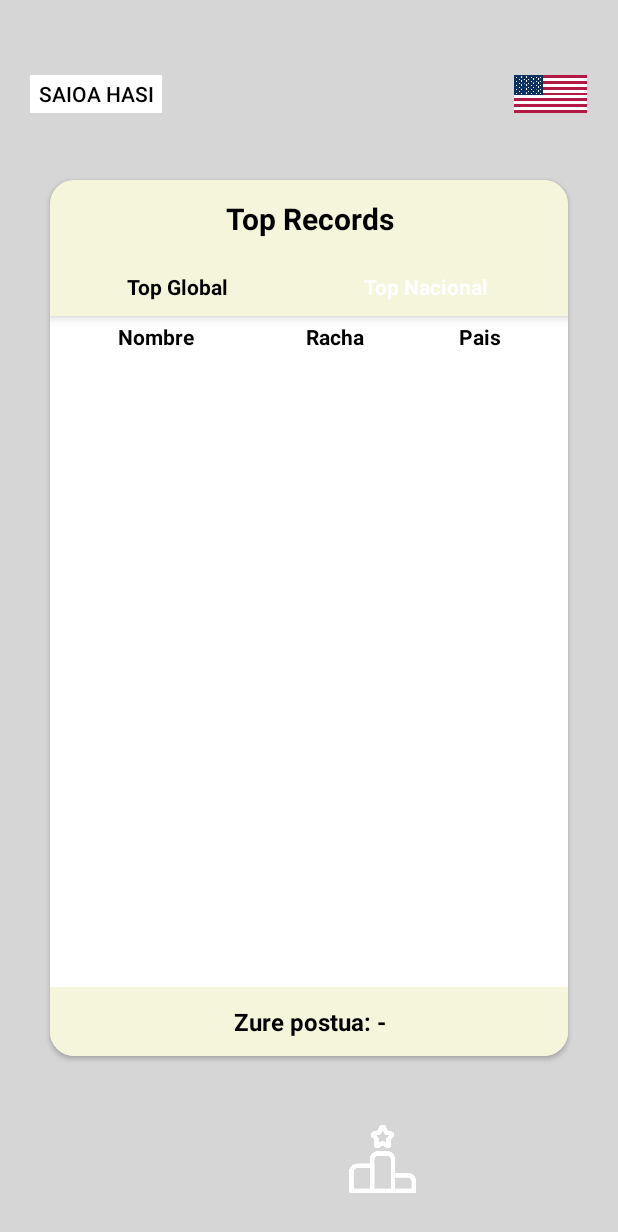
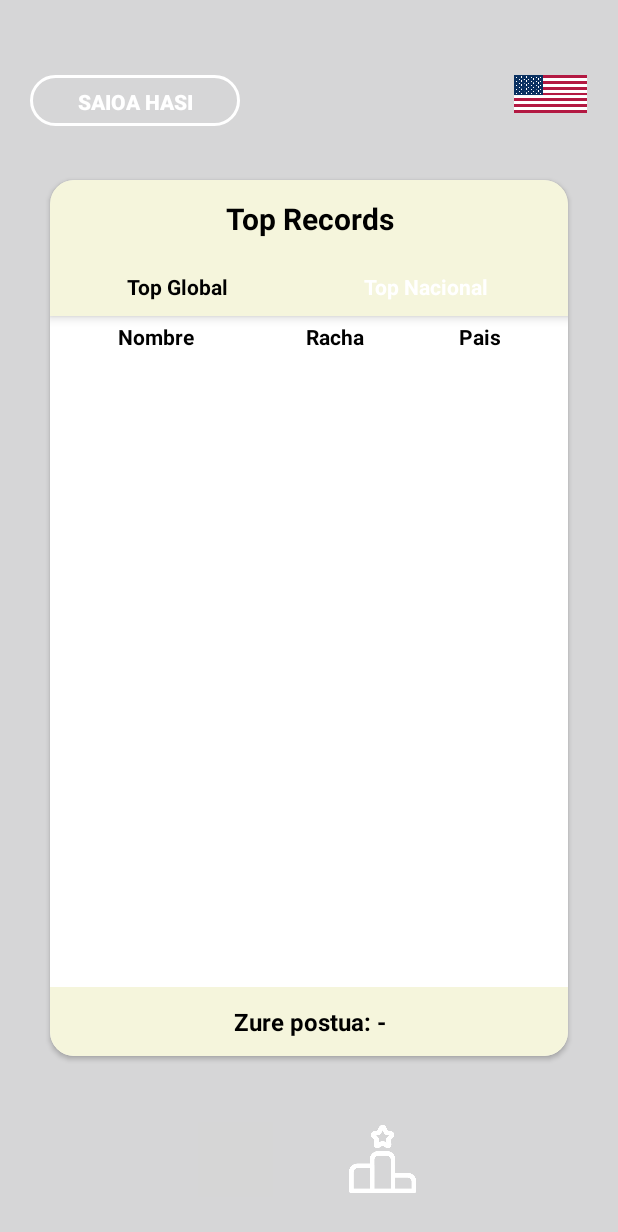
Before and after one commit to BittorTelletxea/Android, an Android app: the RankingActivity screen opened directly, with no data from a screen before it, on a phone screen of 412 x 824 dp. Shown: the top 1232 px of the screen. Run offline under Robolectric (Android 15) with nearby library versions, the phone set to English and light mode, and no system bars; our stand-ins replace Firebase (no records; nobody signed in at launch, a user with empty details on screens opened directly); grey boxes are pictures that could not be loaded.

Commit message:
FlagGuesser v1

```diff
--- a/FlagGuesser/app/src/main/java/com/example/flagguesser/LogInActivity.kt
+++ b/FlagGuesser/app/src/main/java/com/example/flagguesser/LogInActivity.kt
@@ -56,12 +56,12 @@ class LogInActivity: AppCompatActivity() {
                         overridePendingTransition(R.anim.slide_in_up, R.anim.slide_out_up)
 
                     }else{
-                        Toast.makeText(this, "Kredentzial okerrak", Toast.LENGTH_SHORT)
+                        Toast.makeText(this, "Kredentzial okerrak", Toast.LENGTH_SHORT).show()
                     }
                 }
             }
         }else{
-            Toast.makeText(this, "Datuak jarri", Toast.LENGTH_SHORT)
+            Toast.makeText(this, "Datuak jarri", Toast.LENGTH_SHORT).show()
 
         }
 
--- a/FlagGuesser/app/src/main/res/layout/activity_main.xml
+++ b/FlagGuesser/app/src/main/res/layout/activity_main.xml
@@ -32,6 +32,7 @@
                 android:layout_width="0dp"
                 android:layout_height="match_parent"
                 android:layout_weight="1"
+                android:textAlignment="center"
                 android:text="Saioa hasi"
                 android:textColor="@color/white"
                 android:textStyle="bold"
--- a/FlagGuesser/app/src/main/res/layout/ranking_activity.xml
+++ b/FlagGuesser/app/src/main/res/layout/ranking_activity.xml
@@ -19,29 +19,41 @@
         android:gravity="center_horizontal">
 
         <LinearLayout
-            android:layout_width="wrap_content"
-            android:layout_height="wrap_content"
+            android:layout_width="140dp"
+            android:layout_height="34dp"
             android:orientation="horizontal"
-            >
+            android:background="@drawable/button_translucent_grey"
+            android:gravity="center_vertical"
+            android:paddingStart="8dp"
+            android:paddingEnd="8dp">
 
+            <!-- Botón a la izquierda -->
             <androidx.appcompat.widget.AppCompatButton
-                android:layout_width="wrap_content"
+                android:id="@+id/username"
+                android:layout_width="0dp"
+                android:layout_height="match_parent"
+                android:layout_weight="1"
+                android:textAlignment="center"
                 android:text="Saioa hasi"
-                android:layout_height="25dp"
-                android:textColor="@color/black"
-                android:background="@color/white"
-                android:elevation="8dp"
+                android:textColor="@color/white"
+                android:textStyle="bold"
+                android:background="@android:color/transparent"
+                android:gravity="center_vertical|start"
+                android:fontFamily="sans-serif-medium"
+                android:elevation="0dp"
+                android:paddingStart="8dp"
+                android:paddingEnd="8dp"/>
 
-                android:id="@+id/username"/>
+            <!-- Icono logout a la derecha -->
             <ImageView
                 android:id="@+id/logoutImage"
-                android:layout_marginLeft="10dp"
-                android:layout_width="30dp"
-                android:layout_height="wrap_content"
-                android:src="@drawable/logout"
-                android:layout_gravity="center"
+                android:layout_width="40dp"
+                android:layout_height="20dp"
+                android:layout_gravity="center_vertical"
+                android:src="@drawable/logoutsinfondo"
                 android:visibility="gone"
-                />
+                android:contentDescription="Logout Icon"/>
+
         </LinearLayout>
 
         <LinearLayout
```
